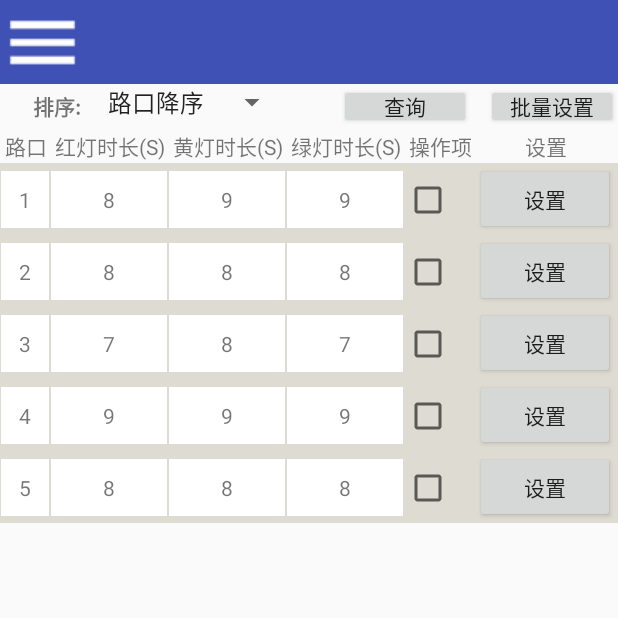
After one commit to QiuChenly/MoveContestGit, an Android app: the fragment TrafficLightsFragment placed in its activity, on a phone screen of 412 x 824 dp, the top half of it. The commit adds this screen. Run offline under Robolectric (Android 15) with nearby library versions, the phone set to English and light mode, and no system bars.

Commit message:
红绿灯管理

```diff
--- /dev/null
+++ b/MoveContest/app/src/main/java/com/wzg/model/RedGreen.java
@@ -0,0 +1,63 @@
+package com.wzg.model;
+
+/**
+ * Created by WangZhiGang on 2018/2/6.
+ */
+
+public class RedGreen {
+
+    private int intersection;
+    private int red;
+    private int yellow;
+    private int green;
+    private boolean check;
+
+
+    public int getIntersection() {
+        return intersection;
+    }
+
+    public void setIntersection(int intersection) {
+        this.intersection = intersection;
+    }
+
+    public int getRed() {
+        return red;
+    }
+
+    public void setRed(int red) {
+        this.red = red;
+    }
+
+    public int getYellow() {
+        return yellow;
+    }
+
+    public void setYellow(int yellow) {
+        this.yellow = yellow;
+    }
+
+    public int getGreen() {
+        return green;
+    }
+
+    public void setGreen(int green) {
+        this.green = green;
+    }
+
+    public boolean isCheck() {
+        return check;
+    }
+
+    public void setCheck(boolean check) {
+        this.check = check;
+    }
+
+
+    public RedGreen(int intersection, int red, int yellow, int green) {
+        this.intersection = intersection;
+        this.red = red;
+        this.yellow = yellow;
+        this.green = green;
+    }
+}
--- /dev/null
+++ b/MoveContest/app/src/main/java/com/wzg/view/fragment/TrafficLightsFragment.java
@@ -0,0 +1,208 @@
+package com.wzg.view.fragment;
+
+import android.graphics.Color;
+import android.os.Bundle;
+import android.support.annotation.Nullable;
+import android.support.v4.app.Fragment;
+import android.support.v7.app.AlertDialog;
+import android.view.Gravity;
+import android.view.LayoutInflater;
+import android.view.View;
+import android.view.ViewGroup;
+import android.widget.AdapterView;
+import android.widget.Button;
+import android.widget.CheckBox;
+import android.widget.Spinner;
+import android.widget.TableLayout;
+import android.widget.TableRow;
+import android.widget.TextView;
+import android.widget.Toast;
+
+import com.wzg.R;
+import com.wzg.model.RedGreen;
+
+import java.util.ArrayList;
+import java.util.List;
+
+/**
+ * 红绿灯管理
+ */
+
+public class TrafficLightsFragment extends Fragment {
+
+    private Spinner mSpinner;
+    private TableLayout mTable;
+    private List<RedGreen> mRedGreen;
+    private CheckBox mCheckBox;
+    private Button mButton;
+    private View mInflate;
+    private AlertDialog.Builder mBuilder;
+    private Button mDetermineBtn;
+    private Button mRetBtn;
+    private AlertDialog mDialog;
+
+    @Nullable
+    @Override
+    public View onCreateView(LayoutInflater inflater, @Nullable ViewGroup container, @Nullable Bundle savedInstanceState) {
+
+        mRedGreen = new ArrayList<>();
+
+        initData(mRedGreen);
+        View view = LayoutInflater.from(getContext()).inflate(R.layout.fragment_trafficlights, container, false);
+
+        initSpinner(view);
+
+        createTable(view);
+
+
+        return view;
+    }
+
+    /**
+     * 初始化数据
+     *
+     * @param redGreen
+     */
+    private void initData(List<RedGreen> redGreen) {
+
+
+        RedGreen redGreen1 = new RedGreen(1, 8, 9, 9);
+        redGreen.add(redGreen1);
+
+        RedGreen redGreen2 = new RedGreen(2, 8, 8, 8);
+        redGreen.add(redGreen2);
+
+        RedGreen redGreen3 = new RedGreen(3, 7, 8, 7);
+        redGreen.add(redGreen3);
+
+        RedGreen redGreen4 = new RedGreen(4, 9, 9, 9);
+        redGreen.add(redGreen4);
+
+        RedGreen redGreen5 = new RedGreen(5, 8, 8, 8);
+        redGreen.add(redGreen5);
+    }
+
+    /**
+     * 创建表格
+     *
+     * @param view
+     */
+    private void createTable(View view) {
+
+        mTable = view.findViewById(R.id.table);
+        // 全部列自动填充空白
+        mTable.setStretchAllColumns(true);
+
+        for (int row = 0; row < mRedGreen.size(); row++) {
+            TableRow tableRow = new TableRow(view.getContext());
+            tableRow.setBackgroundColor(Color.rgb(222, 220, 210));
+
+            TextView textView1 = new TextView(view.getContext());
+            TextView textView2 = new TextView(view.getContext());
+            TextView textView3 = new TextView(view.getContext());
+            TextView textView4 = new TextView(view.getContext());
+            textView1.setBackgroundResource(R.drawable.shapee);
+            textView1.setText(String.valueOf(mRedGreen.get(row).getIntersection()));
+            textView1.setGravity(Gravity.CENTER);
+            textView2.setText(String.valueOf(mRedGreen.get(row).getRed()));
+            textView2.setGravity(Gravity.CENTER);
+            textView2.setBackgroundResource(R.drawable.shapee);
+
+            textView3.setText(String.valueOf(mRedGreen.get(row).getYellow()));
+            textView3.setGravity(Gravity.CENTER);
+            textView3.setBackgroundResource(R.drawable.shapee);
+
+            textView4.setText(String.valueOf(mRedGreen.get(row).getGreen()));
+            textView4.setGravity(Gravity.CENTER);
+            textView4.setBackgroundResource(R.drawable.shapee);
+
+
+            tableRow.addView(textView1);
+            tableRow.addView(textView2);
+            tableRow.addView(textView3);
+            tableRow.addView(textView4);
+
+
+            mCheckBox = new CheckBox(view.getContext());
+            tableRow.addView(mCheckBox);
+
+            mButton = new Button(view.getContext());
+            mButton.setText("设置");
+
+            tableRow.addView(mButton);
+
+
+            // 新建的tableRow添加到TableLayout
+            mTable.addView(tableRow, new TableRow.LayoutParams(ViewGroup.LayoutParams.FILL_PARENT, ViewGroup.LayoutParams.WRAP_CONTENT, 1));
+
+
+            mButton.setOnClickListener(new View.OnClickListener() {
+
+                @Override
+                public void onClick(View view) {
+
+                    Toast.makeText(view.getContext(), "调用了...", Toast.LENGTH_SHORT).show();
+
+                    mBuilder = new AlertDialog.Builder(view.getContext());
+
+                    mInflate = LayoutInflater.from(view.getContext()).inflate(R.layout.redgreen_dislog, null);
+
+                    mBuilder.setView(mInflate);
+                    mDialog = mBuilder.show();
+
+                    // 确定按钮
+                    mDetermineBtn = mInflate.findViewById(R.id.determine_btn);
+
+                    mDetermineBtn.setOnClickListener(new View.OnClickListener() {
+                        @Override
+                        public void onClick(View view) {
+                            mDialog.dismiss();
+                        }
+                    });
+
+                    // 返回按钮
+                    mRetBtn = mInflate.findViewById(R.id.ret_btn);
+
+                    mRetBtn.setOnClickListener(new View.OnClickListener() {
+                        @Override
+                        public void onClick(View view) {
+                            mDialog.dismiss();
+
+                        }
+                    });
+
+                }
+            });
+
+        }
+
+
+    }
+
+    /**
+     * 初始化Spinner控件
+     *
+     * @param view
+     */
+    private void initSpinner(View view) {
+
+        mSpinner = view.findViewById(R.id.spinner);
+
+        mSpinner.setOnItemSelectedListener(new AdapterView.OnItemSelectedListener() {
+
+            @Override
+            public void onItemSelected(AdapterView<?> adapterView, View view, int i, long l) {
+                String[] languages = getResources().getStringArray(R.array.languages);
+                Toast.makeText(view.getContext(), "你点击的是:" + languages[i], Toast.LENGTH_SHORT).show();
+            }
+
+            @Override
+            public void onNothingSelected(AdapterView<?> adapterView) {
+
+            }
+        });
+
+    }
+
+
+}
--- /dev/null
+++ b/MoveContest/app/src/main/res/layout/fragment_trafficlights.xml
@@ -0,0 +1,78 @@
+<?xml version="1.0" encoding="utf-8"?>
+<LinearLayout xmlns:android="http://schemas.android.com/apk/res/android"
+    android:layout_width="match_parent"
+    android:layout_height="match_parent"
+    android:orientation="vertical">
+
+    <RelativeLayout
+        android:layout_width="match_parent"
+        android:layout_height="30dp">
+        <TextView
+            android:layout_marginLeft="22dp"
+            android:id="@+id/title_txt"
+            android:layout_width="wrap_content"
+            android:layout_height="30dp"
+            android:text="排序:"
+            android:textStyle="bold"
+            android:gravity="center"/>
+
+        <Spinner
+            android:id="@+id/spinner"
+            android:layout_width="wrap_content"
+            android:layout_height="wrap_content"
+            android:layout_toRightOf="@+id/title_txt"
+            android:layout_marginLeft="10dp"
+            android:entries="@array/languages"/>
+
+        <Button
+            android:layout_width="wrap_content"
+            android:layout_height="wrap_content"
+            android:text="查询"
+            android:layout_toLeftOf="@+id/batch_btn"
+            android:padding="1dp"
+            android:layout_marginRight="10dp"
+            />
+
+        <Button
+            android:id="@+id/batch_btn"
+            android:layout_width="wrap_content"
+            android:layout_height="wrap_content"
+            android:text="批量设置"
+            android:layout_alignParentRight="true"
+            android:padding="1dp"/>
+    </RelativeLayout>
+
+    <TableLayout
+        android:stretchColumns="*"
+        android:layout_below="@+id/title_txt"
+        android:id="@+id/table"
+        android:layout_width="match_parent"
+        android:layout_height="wrap_content"
+        >
+
+        <TableRow
+            android:layout_margin="0.5dp">
+
+            <TextView
+                android:text="路口"
+                android:gravity="center"/>
+            <TextView
+                android:text="红灯时长(S)"
+                android:gravity="center"/>
+            <TextView
+                android:text="黄灯时长(S)"
+                android:gravity="center"/>
+            <TextView
+                android:text="绿灯时长(S)"
+                android:gravity="center"/>
+            <TextView
+                android:text="操作项"
+                android:gravity="center"/>
+            <TextView
+                android:text="设置"
+                android:gravity="center"/>
+        </TableRow>
+
+    </TableLayout>
+
+</LinearLayout>
--- a/MoveContest/app/src/main/res/menu/nav_menu.xml
+++ b/MoveContest/app/src/main/res/menu/nav_menu.xml
@@ -18,7 +18,8 @@
         android:id="@+id/grp3"
         android:checkableBehavior="single">
         <item
-            android:title="2" />
+            android:id="@+id/nav_trafficLights"
+            android:title="红绿灯管理" />
     </group>
 
 </menu>
--- /dev/null
+++ b/MoveContest/app/src/main/res/values/arrays.xml
@@ -0,0 +1,9 @@
+<?xml version="1.0" encoding="utf-8"?>
+<resources>
+    <string-array name="languages">
+        <item>路口降序</item>
+        <item>红灯升序</item>
+        <item>红灯降序</item>
+    </string-array>
+
+</resources>
```
Also changed, not shown: MoveContest/app/src/main/java/com/wzg/view/activity/MenuActivity.java (+23 -0 lines), MoveContest/app/src/main/java/com/wzg/view/fragment/BusInquiryFragment.java (+14 -19 lines), MoveContest/app/src/main/res/layout/redgreen_dislog.xml (added, +128 -0 lines).
